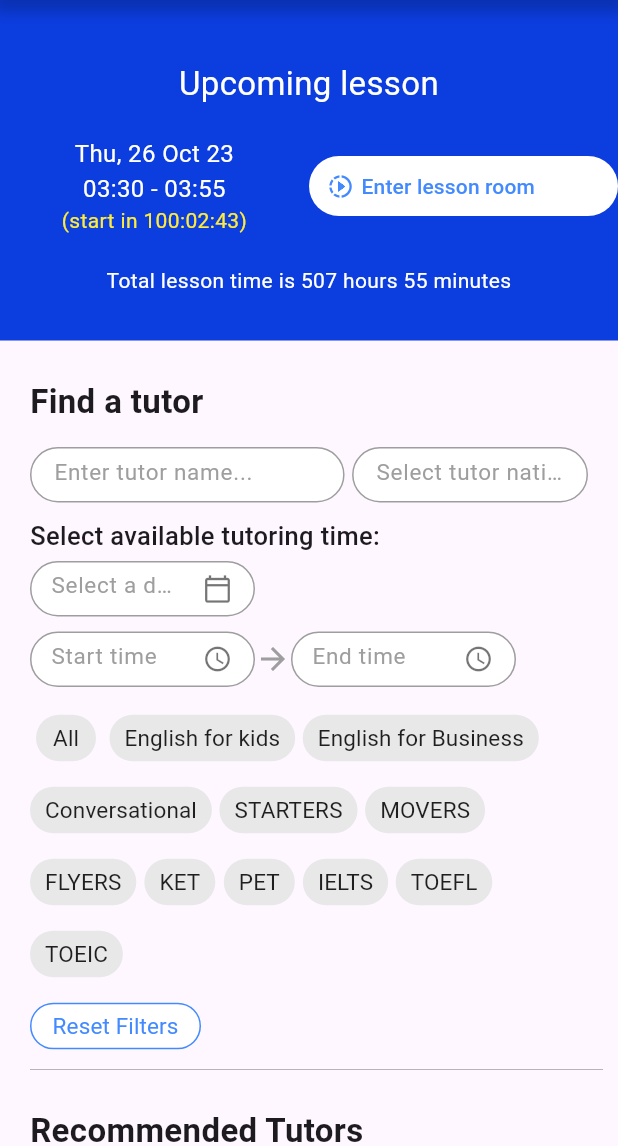
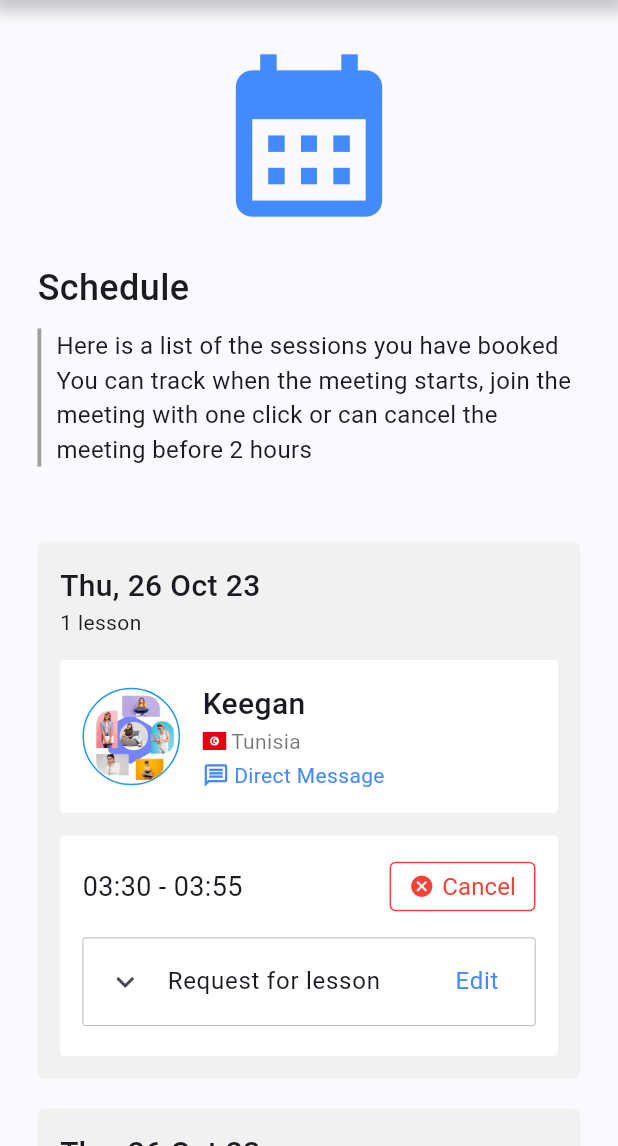
Before and after one commit to hoduybao/Advanced_MobileApp_Development, a Flutter app: the screen it shows after launch, on a phone screen of 412 x 824 dp, the part 90-1236 px from its top. Run offline on Flutter 3.47's test engine with Material 2 defaults, Android fonts, the light colour scheme and no system bars; our stand-ins replace flutter_svg.

Commit message:
Done screen Schedule

```diff
--- a/lib/main.dart
+++ b/lib/main.dart
@@ -1,5 +1,6 @@
 import 'package:advanced_mobileapp_development/presentation/Home/Home.dart';
 import 'package:advanced_mobileapp_development/presentation/Login/Login.dart';
+import 'package:advanced_mobileapp_development/presentation/Schedule/Schedule.dart';
 import 'package:flutter/material.dart';
 import 'package:flutter/services.dart';
 
@@ -17,11 +18,11 @@ class MyApp extends StatelessWidget {
     return MaterialApp(
         title: 'LetTutor',
         theme: ThemeData(
-          colorScheme: ColorScheme.fromSeed(seedColor: Colors.deepPurple),
+          colorScheme: ColorScheme.fromSeed(seedColor: Colors.blueAccent),
           useMaterial3: true,
         ),
         debugShowCheckedModeBanner: false,
-        home: Home());
+        home: Schedule());
   }
 }
 
--- /dev/null
+++ b/lib/presentation/Schedule/Schedule.dart
@@ -0,0 +1,124 @@
+import 'package:advanced_mobileapp_development/presentation/Schedule/session.dart';
+import 'package:flutter/cupertino.dart';
+import 'package:flutter/material.dart';
+import 'package:flutter/services.dart';
+import 'package:flutter_svg/svg.dart';
+
+class Schedule extends StatelessWidget {
+  const Schedule({super.key});
+
+  @override
+  Widget build(BuildContext context) {
+    return Scaffold(
+        appBar: PreferredSize(
+          preferredSize:
+              const Size.fromHeight(60.0), // Define the height of the AppBar
+          child: Container(
+            decoration: BoxDecoration(
+              boxShadow: [
+                BoxShadow(
+                  color: Colors.black
+                      .withOpacity(0.2), // Color and opacity of the shadow
+                  spreadRadius: 5, // Spread radius of the shadow
+                  blurRadius: 7, // Blur radius of the shadow
+                  offset: const Offset(0, 3), // Offset of the shadow
+                ),
+              ],
+            ),
+            child: AppBar(
+                systemOverlayStyle: const SystemUiOverlayStyle(
+                  // Status bar color
+                  statusBarColor: Colors.black,
+                  // Status bar brightness (optional)
+                  statusBarIconBrightness:
+                      Brightness.light, // For Android (dark icons)
+                ),
+                title: const Row(
+                  mainAxisAlignment: MainAxisAlignment.spaceBetween,
+                  children: [
+                    Row(
+                      children: [
+                        Icon(
+                          Icons.school,
+                          size: 45,
+                          color: Colors.blueAccent,
+                        ),
+                        SizedBox(width: 7),
+                        Text(
+                          "LetTutor",
+                          style: TextStyle(
+                              color: Colors.blueAccent,
+                              fontWeight: FontWeight.w500),
+                        ),
+                      ],
+                    ),
+                    Icon(
+                      Icons.menu,
+                      size: 30,
+                    ),
+                  ],
+                )
+
+                // Replace 'assets/icon.png' with your image path
+
+                ),
+          ),
+        ),
+        body: SingleChildScrollView(
+          child: Container(
+            padding: EdgeInsets.all(25),
+            child: Column(
+                crossAxisAlignment: CrossAxisAlignment.stretch,
+                children: [
+                  Icon(
+                    Icons.calendar_month,
+                    color: Colors.blueAccent,
+                    size: 130,
+                  ),
+                  SizedBox(
+                    height: 20,
+                  ),
+                  Text(
+                    "Schedule",
+                    style: TextStyle(fontSize: 24, fontWeight: FontWeight.w500),
+                  ),
+                  Container(
+                    margin: EdgeInsets.only(top: 10, bottom: 20),
+                    decoration: BoxDecoration(
+                        border: Border(
+                      left: BorderSide(
+                        color: Colors.grey, // Color of the left border
+                        width: 2.5, // Width of the left border
+                      ),
+                    )),
+                    padding: EdgeInsets.only(left: 10),
+                    child: Column(
+                        crossAxisAlignment: CrossAxisAlignment.start,
+                        children: [
+                          Text(
+                            "Here is a list of the sessions you have booked",
+                            style: TextStyle(fontSize: 16),
+                          ),
+                          Text(
+                              "You can track when the meeting starts, join the meeting with one click or can cancel the meeting before 2 hours",
+                              style: TextStyle(fontSize: 16)),
+                        ]),
+                  ),
+                  SizedBox(
+                    height: 10,
+                  ),
+                  ListView(
+                    physics: NeverScrollableScrollPhysics(),
+                    shrinkWrap: true,
+                    children: [
+                      Session(),
+                      Session()
+
+                    ],
+                  ),
+
+                ]),
+          ),
+        ));
+  }
+}
--- /dev/null
+++ b/lib/presentation/Schedule/session.dart
@@ -0,0 +1,212 @@
+import 'package:flutter/cupertino.dart';
+import 'package:flutter/material.dart';
+import 'package:flutter_svg/svg.dart';
+
+class Session extends StatefulWidget {
+  const Session({super.key});
+
+  @override
+  State<Session> createState() => _SessionState();
+}
+
+class _SessionState extends State<Session> {
+  bool _customIcon=false;
+  @override
+  Widget build(BuildContext context) {
+    return Container(
+        margin: EdgeInsets.only(top: 20),
+      padding: EdgeInsets.all(15),
+      decoration: BoxDecoration(
+          color: Color.fromARGB(255,241, 241, 241), borderRadius: BorderRadius.circular(5)),
+      child: Column(
+        crossAxisAlignment: CrossAxisAlignment.start,
+        children: [
+          Text(
+            "Thu, 26 Oct 23",
+            style: TextStyle(fontSize: 20, fontWeight: FontWeight.w500),
+          ),
+          Text("1 lesson"),
+          Container(
+            margin: EdgeInsets.only(top:15),
+            padding: EdgeInsets.all(15),
+            decoration: BoxDecoration(
+                color: Colors.white, borderRadius: BorderRadius.circular(3)),
+            child: Row(
+              children: [
+                Container(
+                  width: 65, // Đặt chiều rộng của container
+                  height: 65, // Đặt chiều cao của container
+                  decoration: BoxDecoration(
+                    shape: BoxShape.circle, // Đặt hình dạng là hình tròn
+                    border: Border.all(
+                      color: Colors.blue, // Màu của đường viền
+                      width: 1, // Độ rộng của đường viền
+                    ),
+                  ),
+                  child: ClipOval(
+                    child: Image.asset(
+                        'images/welcome_login.png'), // Thay thế bằng hình ảnh của bạn
+                  ),
+                ),
+                SizedBox(
+                  width: 15,
+                ),
+                Column(
+                  crossAxisAlignment: CrossAxisAlignment.start,
+                  children: [
+                    Text(
+                      "Keegan",
+                      style:
+                      TextStyle(fontWeight: FontWeight.w500, fontSize: 20),
+                    ),
+                    Row(
+                      children: [
+                        SvgPicture.asset(
+                          'images/Tunisia.svg', // Replace with the path to your SVG file
+                          width: 16, // Adjust the width as needed
+                          height: 16, // Adjust the height as needed
+                        ),
+                        SizedBox(
+                          width: 3,
+                        ),
+                        Text(
+                          "Tunisia",
+                          style: TextStyle(
+                              fontWeight: FontWeight.w400,
+                              color: Colors.black54,
+                              fontSize: 14),
+                        ),
+                      ],
+                    ),
+                    SizedBox(
+                      height: 3,
+                    ),
+                    Row(
+                      children: [
+                        Icon(Icons.message_outlined,size: 18,color: Colors.blueAccent,),
+                        SizedBox(
+                          width: 3,
+                        ),
+                        Text(
+                          "Direct Message",
+                          style: TextStyle(
+                              fontWeight: FontWeight.w400,
+                              color: Colors.blueAccent,
+                              fontSize: 14),
+                        ),
+                      ],
+                    )
+                  ],
+                )
+              ],
+            ),
+          ),
+          Container(
+            margin: EdgeInsets.only(top:15),
+            padding: EdgeInsets.symmetric(horizontal: 15,vertical: 10),
+            decoration: BoxDecoration(
+                color: Colors.white, borderRadius: BorderRadius.circular(3)),
+            child: Column(
+              children: [
+                Row(
+                  mainAxisAlignment: MainAxisAlignment.spaceBetween,
+                  children: [
+                    Text("03:30 - 03:55",style: TextStyle(
+                      fontSize: 18,
+                    ),),
+                    TextButton(
+                        onPressed: () {},
+                        style: ButtonStyle(
+                          side: MaterialStateProperty.all(
+                            BorderSide(
+                              color: Colors.red, // Border color
+                              width: 1.0, // Border width
+                            ),
+                          ),
+                          minimumSize: MaterialStateProperty.all(
+                              Size(40, 30)),
+                          padding: MaterialStateProperty.all(EdgeInsets.symmetric(
+                              horizontal: 13,
+                              vertical: 5)), // Điều chỉnh lề cho TextButton
+                          backgroundColor: MaterialStateProperty.all<Color>(Colors.white),
+                          shape: MaterialStateProperty.all<RoundedRectangleBorder>(
+                            RoundedRectangleBorder(
+                              borderRadius: BorderRadius.circular(4), // Đặt góc bo tròn
+                            ),
+                          ),
+                        ),
+                        child: Row(
+                          children: [
+                            Icon(Icons.cancel,color: Colors.red, size: 17,),
+                            SizedBox(width: 5,),
+                            Text(
+                              "Cancel",
+                              style: TextStyle(
+                                  fontSize: 16,
+                                  fontWeight: FontWeight.w400,
+                                  color: Colors.red),
+                            ),
+                          ],
+                        ))
+                  ],
+                ),
+                Container(
+                  margin: EdgeInsets.only(top: 10,bottom: 10),
+                  decoration: BoxDecoration(
+                      borderRadius: BorderRadius.circular(2),
+                      border: Border.all(
+                          color: Colors.grey,
+                          width: 0.5
+                      )
+
+                  ),
+                  child: Theme(
+                    data: Theme.of(context).copyWith(dividerColor: Colors.transparent),
+                    child: ExpansionTile(
+                      title: Container(
+
+                        child: Row(
+                          mainAxisAlignment: MainAxisAlignment.spaceBetween,
+                          children: [
+                            Text("Request for lesson"),
+                            Text("Edit",style: TextStyle(
+                                color: Colors.blueAccent
+                            ),)
+                          ],
+                        ),
+                      ),
+
+                      children: [
+
+                        Container(
+                            padding: EdgeInsets.all(20),
+                            decoration: BoxDecoration(
+                                border: Border(
+                                  top: BorderSide(
+                                    color: Colors.grey,  // Color of the top border
+                                    width: 0.5,           // Width of the top border
+                                  ),
+                                )
+                            ),
+
+                            child: Text("Currently there are no requests for this class. Please write down any requests for the teacher."))
+                      ],
+                      onExpansionChanged: (bool expanded){
+                        setState(() {
+                          _customIcon=expanded;
+                        });
+                      },
+                      controlAffinity: ListTileControlAffinity.leading,
+                    ),
+                  ),
+                ),
+
+
+              ],
+            ),
+          )
+        ],
+      ),
+    );
+  }
+}
```
